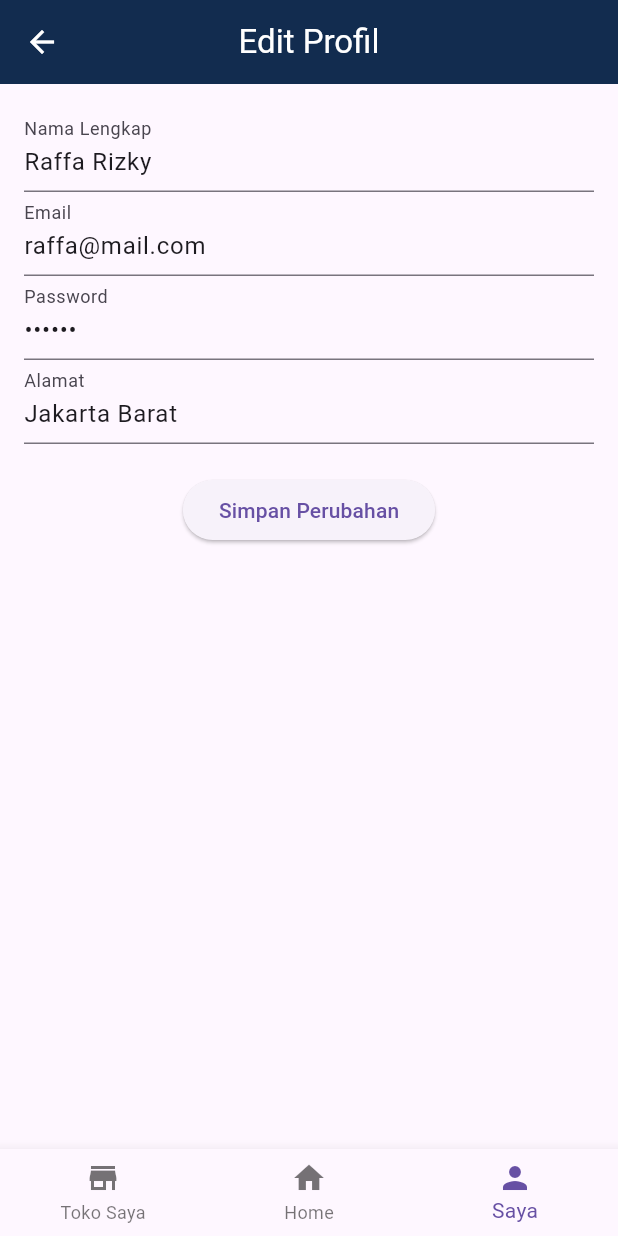
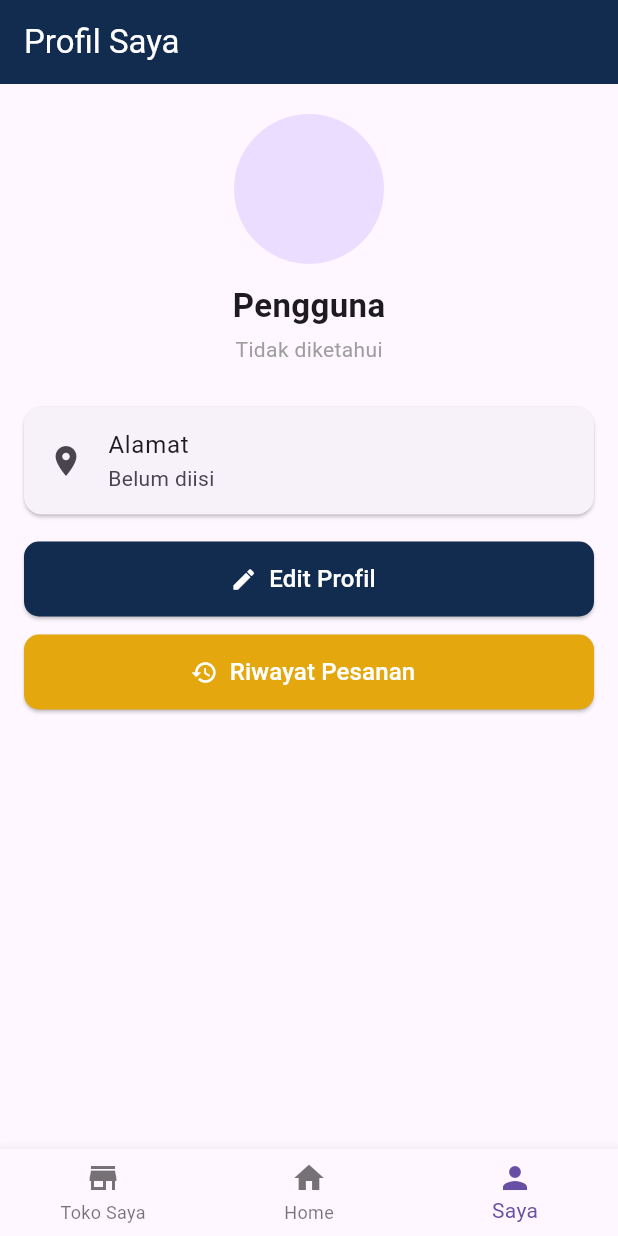
Before and after one commit to raffarizzy/tubes-mobile-sparehub, a Flutter app: the MyHomePage screen opened directly, swiped to page 3, on a phone screen of 412 x 824 dp. Run offline on Flutter 3.47's test engine with Material 3 defaults, Android fonts, the phone set to English and light mode, and no system bars; missing offline and left inert: dart:ffi.

Commit message:
halaman saya, edit profil, dan riwayat pesanan done

```diff
--- a/lib/data/UserData.dart
+++ b/lib/data/UserData.dart
@@ -1,3 +1,5 @@
+// data/UserData.dart
+
 List<Map<String, dynamic>> users = [
   {
     'id': 1,
@@ -16,5 +18,3 @@ List<Map<String, dynamic>> users = [
     'imagePath': 'assets/images/profile2.png',
   },
 ];
-
-Map<String, dynamic>? currentUserData = users[0];
--- a/lib/main.dart
+++ b/lib/main.dart
@@ -4,6 +4,7 @@ import 'package:tubes_sparehub/pages/halaman_profil/halaman_edit_profil.dart';
 import 'package:tubes_sparehub/pages/homepage.dart';
 import 'package:tubes_sparehub/pages/halaman_toko.dart';
 import 'package:tubes_sparehub/pages/halaman_LoginAndRegister/login.dart';
+import 'package:tubes_sparehub/pages/halaman_profil/halaman_saya.dart';
 
 void main() {
   runApp(const MyApp());
@@ -19,8 +20,8 @@ class MyApp extends StatelessWidget {
       title: 'Flutter Demo',
       // Pilih halaman awal yang mau ditampilkan
       // home: ShopPage(),
-      // home: LoginPage(),
-      home: MyHomePage(title: 'SpareHub'),
+      home: LoginPage(),
+      // home: MyHomePage(title: 'SpareHub'),
     );
   }
 }
@@ -38,11 +39,18 @@ class _MyHomePageState extends State<MyHomePage> {
   final PageController _pageController = PageController(initialPage: 1);
   int _selectedIndex = 1;
 
-  final List<Widget> _pages = [
-    toko_saya(), // Toko Saya (halaman Rziqi)
-    const HomePage(), // Home (grid produk)
-    const EditProfil(), // Profil
-  ];
+
+  final List<Widget> _pages = [];
+  @override
+  void initState() {
+    super.initState();
+    _pages.addAll([
+      toko_saya(), // halaman toko
+      const HomePage(), // homepage
+      HalamanSaya(userData: widget.userData), // kirim userData ke sini
+    ]);
+  }
+
 
   void _onItemTapped(int index) {
     setState(() {
--- a/lib/pages/halaman_profil/halaman_edit_profil.dart
+++ b/lib/pages/halaman_profil/halaman_edit_profil.dart
@@ -1,42 +1,59 @@
 import 'package:flutter/material.dart';
-import '../../data/UserData.dart'; // pastikan ini mengandung List<Map<String, dynamic>> users
+import '../../data/UserData.dart';
 
 class EditProfil extends StatefulWidget {
-  const EditProfil({super.key});
+  final Map<String, dynamic>? userData;
+
+  const EditProfil({Key? key, this.userData}) : super(key: key);
 
   @override
   State<EditProfil> createState() => _EditProfilState();
 }
 
 class _EditProfilState extends State<EditProfil> {
-  // Controller untuk setiap TextField
-  final TextEditingController _namaController = TextEditingController();
-  final TextEditingController _emailController = TextEditingController();
-  final TextEditingController _passwordController = TextEditingController();
-  final TextEditingController _alamatController = TextEditingController();
+  late TextEditingController _namaController;
+  late TextEditingController _emailController;
+  late TextEditingController _passwordController;
+  late TextEditingController _alamatController;
+
+  late Map<String, dynamic> user; // simpan user aktif
 
   @override
   void initState() {
     super.initState();
+    user = widget.userData ?? users.first;
 
-    // Ambil data user pertama dari list users
-    final user = users.firstWhere((u) => u['id'] == 1); // contoh: id=1
-
-    // Isi controller dengan data user
-    _namaController.text = user['nama'];
-    _emailController.text = user['email'];
-    _passwordController.text = user['password'];
-    _alamatController.text = user['alamat'];
+    _namaController = TextEditingController(text: user['nama']);
+    _emailController = TextEditingController(text: user['email']);
+    _passwordController = TextEditingController(text: user['password']);
+    _alamatController = TextEditingController(text: user['alamat']);
   }
 
   @override
   void dispose() {
-    // Bersihkan controller agar tidak bocor memori
     _namaController.dispose();
     _emailController.dispose();
     _passwordController.dispose();
     _alamatController.dispose();
     super.dispose();
+  }
+
+  void _simpanPerubahan(int id) {
+    final index = users.indexWhere((u) => u['id'] == id);
+    if (index != -1) {
+      setState(() {
+        users[index]['nama'] = _namaController.text;
+        users[index]['email'] = _emailController.text;
+        users[index]['password'] = _passwordController.text;
+        users[index]['alamat'] = _alamatController.text;
+      });
+
+      ScaffoldMessenger.of(context).showSnackBar(
+        const SnackBar(content: Text("Profil berhasil diperbarui!")),
+      );
+
+      Navigator.pop(context, users[index]); // kirim data baru ke halaman sebelumnya
+    }
   }
 
   @override
@@ -46,57 +63,63 @@ class _EditProfilState extends State<EditProfil> {
         appBar: AppBar(
           leading: IconButton(
             onPressed: () => Navigator.pop(context),
-            icon: Icon(Icons.arrow_back, color: Colors.white)
+            icon: const Icon(Icons.arrow_back, color: Colors.white),
           ),
           title: const Text(
             "Edit Profil",
-            style: TextStyle(
-              color: Colors.white
-            ),
+            style: TextStyle(color: Colors.white),
           ),
           centerTitle: true,
           backgroundColor: const Color(0xFF122C4F),
         ),
         body: Padding(
           padding: const EdgeInsets.all(16.0),
-          child: Column(
-            crossAxisAlignment: CrossAxisAlignment.start,
+          child: ListView(
             children: [
               TextField(
                 controller: _namaController,
-                decoration: const InputDecoration(labelText: "Nama Lengkap"),
+                decoration: const InputDecoration(
+                  labelText: "Nama Lengkap",
+                  prefixIcon: Icon(Icons.person),
+                ),
               ),
+              const SizedBox(height: 10),
               TextField(
                 controller: _emailController,
-                decoration: const InputDecoration(labelText: "Email"),
+                decoration: const InputDecoration(
+                  labelText: "Email",
+                  prefixIcon: Icon(Icons.email),
+                ),
               ),
+              const SizedBox(height: 10),
               TextField(
                 controller: _passwordController,
-                decoration: const InputDecoration(labelText: "Password"),
+                decoration: const InputDecoration(
+                  labelText: "Password",
+                  prefixIcon: Icon(Icons.lock),
+                ),
                 obscureText: true,
               ),
+              const SizedBox(height: 10),
               TextField(
                 controller: _alamatController,
-                decoration: const InputDecoration(labelText: "Alamat"),
+                decoration: const InputDecoration(
+                  labelText: "Alamat",
+                  prefixIcon: Icon(Icons.home),
+                ),
               ),
-              const SizedBox(height: 20),
-              Center(
-                child: ElevatedButton(
-                  onPressed: () {
-                    setState(() {
-                      // Update data user di list
-                      users[0]['nama'] = _namaController.text;
-                      users[0]['email'] = _emailController.text;
-                      users[0]['password'] = _passwordController.text;
-                      users[0]['alamat'] = _alamatController.text;
-                    });
-
-                    ScaffoldMessenger.of(context).showSnackBar(
-                      const SnackBar(content: Text("Profil berhasil diperbarui!")),
-                    );
-                  },
-                  child: const Text("Simpan Perubahan"),
+              const SizedBox(height: 25),
+              ElevatedButton.icon(
+                style: ElevatedButton.styleFrom(
+                  backgroundColor: const Color(0xFF122C4F),
+                  minimumSize: const Size.fromHeight(50),
+                  shape: RoundedRectangleBorder(
+                    borderRadius: BorderRadius.circular(10),
+                  ),
                 ),
+                icon: const Icon(Icons.save),
+                label: const Text("Simpan Perubahan"),
+                onPressed: () => _simpanPerubahan(user['id']),
               ),
             ],
           ),
--- /dev/null
+++ b/lib/pages/halaman_profil/halaman_saya.dart
@@ -0,0 +1,116 @@
+import 'package:flutter/material.dart';
+import 'package:tubes_sparehub/pages/halaman_profil/halaman_edit_profil.dart';
+import 'package:tubes_sparehub/pages/halaman_riwayatpesanan/riwayat_pesanan.dart';
+
+class HalamanSaya extends StatelessWidget {
+  final Map<String, dynamic>? userData;
+
+  const HalamanSaya({Key? key, this.userData}) : super(key: key);
+
+  @override
+  Widget build(BuildContext context) {
+    final user = userData ?? {
+      'nama': 'Pengguna',
+      'email': 'Tidak diketahui',
+      'alamat': 'Belum diisi',
+      'imagePath': 'assets/images/default_profile.png',
+    };
+
+    return Scaffold(
+      appBar: AppBar(
+        title: const Text('Profil Saya', style: TextStyle(color: Colors.white)),
+        backgroundColor: Color(0xFF122C4F),
+      ),
+      body: SingleChildScrollView(
+        child: Column(
+          children: [
+            const SizedBox(height: 20),
+
+            CircleAvatar(
+              radius: 50,
+            ),
+            const SizedBox(height: 12),
+            Text(
+              user['nama'],
+              style: const TextStyle(fontSize: 22, fontWeight: FontWeight.bold),
+            ),
+            const SizedBox(height: 4),
+            Text(
+              user['email'],
+              style: const TextStyle(color: Colors.grey),
+            ),
+            const SizedBox(height: 20),
+
+            Card(
+              margin: const EdgeInsets.symmetric(horizontal: 16, vertical: 8),
+              shape: RoundedRectangleBorder(
+                borderRadius: BorderRadius.circular(12),
+              ),
+              child: ListTile(
+                leading: const Icon(Icons.location_on),
+                title: const Text("Alamat"),
+                subtitle: Text(user['alamat']),
+              ),
+            ),
+
+            const SizedBox(height: 10),
+
+            // TOMBOL AKSI
+            Padding(
+              padding: const EdgeInsets.symmetric(horizontal: 16.0),
+              child: Column(
+                children: [
+                  ElevatedButton.icon(
+                    style: ElevatedButton.styleFrom(
+                      minimumSize: const Size.fromHeight(50),
+                      backgroundColor: Color(0xFF122C4F),
+                      shape: RoundedRectangleBorder(
+                        borderRadius: BorderRadius.circular(10),
+                      ),
+                    ),
+                    icon: const Icon(Icons.edit, color: Colors.white,),
+                    label: const Text(
+                      "Edit Profil",
+                      style: TextStyle(fontSize: 16, color: Colors.white),
+                    ),
+                    onPressed: () {
+                      Navigator.push(
+                        context,
+                        MaterialPageRoute(
+                          builder: (context) => EditProfil(userData: user),
+                        ),
+                      );
+                    },
+                  ),
+                  const SizedBox(height: 12),
+                  ElevatedButton.icon(
+                    style: ElevatedButton.styleFrom(
+                      minimumSize: const Size.fromHeight(50),
+                      backgroundColor: Color(0xFFE4A70D),
+                      shape: RoundedRectangleBorder(
+                        borderRadius: BorderRadius.circular(10),
+                      ),
+                    ),
+                    icon: const Icon(Icons.history, color: Colors.white),
+                    label: const Text(
+                      "Riwayat Pesanan",
+                      style: TextStyle(fontSize: 16, color: Colors.white),
+                    ),
+                    onPressed: () {
+                      Navigator.push(
+                        context,
+                        MaterialPageRoute(
+                          builder: (context) => const RiwayatPesanan(),
+                        ),
+                      );
+                    },
+                  ),
+                ],
+              ),
+            ),
+          ],
+        ),
+      ),
+    );
+  }
+}
```
Also changed, not shown: lib/data/OrderData.dart (added, +23 -0 lines), lib/pages/halaman_riwayatpesanan/riwayat_pesanan.dart (added, +87 -0 lines), lib/pages/toko_halaman/tambah.dart (+0 -12 lines).
